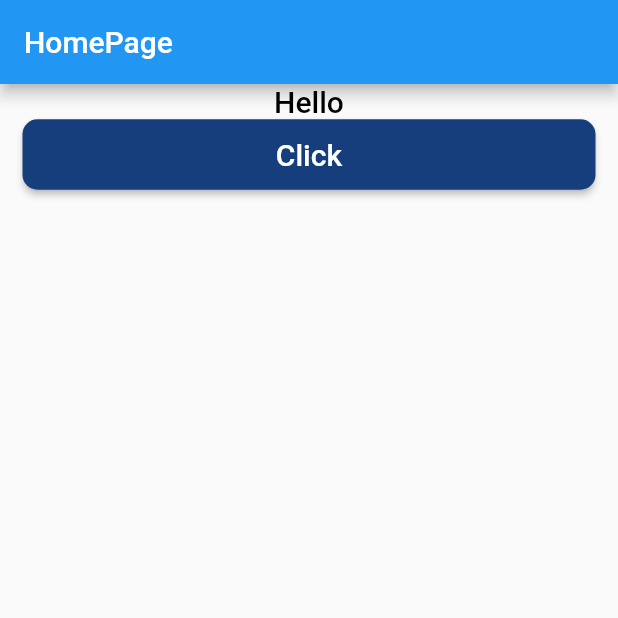
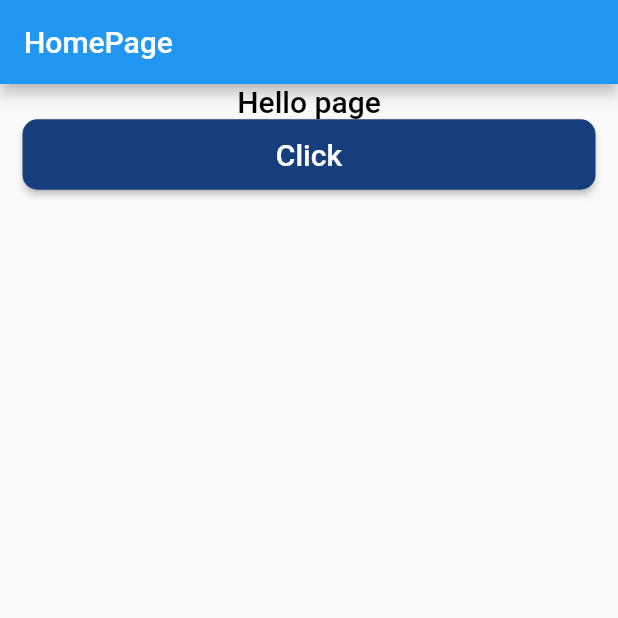
Before and after one commit to JAY-THAKKAR8/MedQuiz, a Flutter app: the screen it shows after launch, on a phone screen of 412 x 824 dp, the top half of it. Run offline on Flutter 3.47's test engine with Material 2 defaults, Android fonts, the phone set to English and light mode, and no system bars.

Commit message:
change in main

```diff
--- a/medQuiz/lib/main.dart
+++ b/medQuiz/lib/main.dart
@@ -38,7 +38,7 @@
       body: Center(
         child: Column(
           children: [
-            const Text("Hello", style: AppTextStyles.headingTextStyle),
+            const Text("Hello page", style: AppTextStyles.headingTextStyle),
             CommonButtonWidget(
                 buttonText: "Click",
                 onTap: () {},
```
